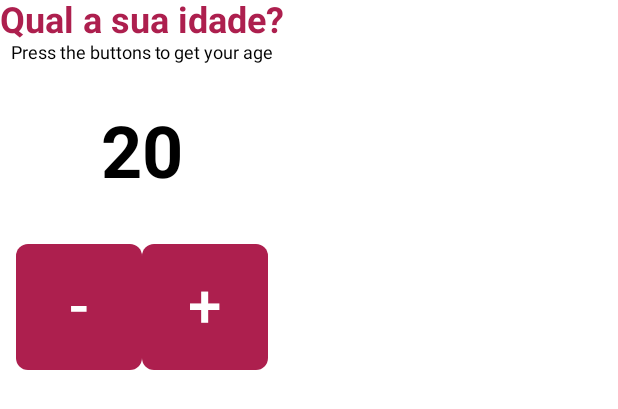
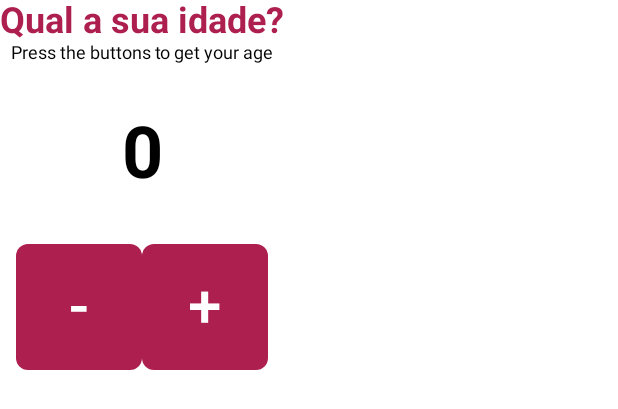
Before and after one commit to GabrielLibano/MyAge, an Android app built with Jetpack Compose: the @Preview function CounterScreen, on a phone screen of 412 x 824 dp. Shown: the top 409 px of the screen. Run offline under Robolectric (Android 15) with nearby library versions, the phone set to English and light mode, and no system bars.

Commit message:
Add: management states

```diff
--- a/app/src/main/java/br/com/gabriellibano/myage/MainActivity.kt
+++ b/app/src/main/java/br/com/gabriellibano/myage/MainActivity.kt
@@ -17,6 +17,8 @@ import androidx.compose.material3.MaterialTheme
 import androidx.compose.material3.Surface
 import androidx.compose.material3.Text
 import androidx.compose.runtime.Composable
+import androidx.compose.runtime.mutableStateOf
+import androidx.compose.runtime.remember
 import androidx.compose.ui.Alignment
 import androidx.compose.ui.Modifier
 import androidx.compose.ui.graphics.Color
@@ -43,6 +45,11 @@ class MainActivity : ComponentActivity() {
 @Composable
 @Preview(showSystemUi = true)
 fun CounterScreen() {
+
+    var age = remember {
+        mutableStateOf(0)
+    }
+
     Column(
         horizontalAlignment = Alignment.CenterHorizontally,
         verticalArrangement = Arrangement.Center
@@ -61,7 +68,7 @@ fun CounterScreen() {
         Spacer(modifier = Modifier.height(32.dp))
 
         Text(
-            text = "20",
+            text = "${age.value}",
             fontSize = 48.sp,
             fontWeight = FontWeight.Bold
         )
@@ -69,22 +76,24 @@ fun CounterScreen() {
         Spacer(modifier = Modifier.height(32.dp))
 
         Row() {
-            Button(onClick = {},
+            Button(
+                onClick = { age.value-- },
                 modifier = Modifier.size(84.dp),
                 shape = RoundedCornerShape(8.dp),
-                colors = ButtonDefaults.buttonColors(Color(0xFFAD1F4E)),
-                ) {
+                colors = ButtonDefaults.buttonColors(Color(0xFFAD1F4E))
+            ) {
 
                 Text(
                     text = "-",
                     fontSize = 40.sp
                 )
             }
-            Button(onClick = {},
+            Button(
+                onClick = { age.value++ },
                 modifier = Modifier.size(84.dp),
                 shape = RoundedCornerShape(8.dp),
-                colors = ButtonDefaults.buttonColors(Color(0xFFAD1F4E)),
-                ) {
+                colors = ButtonDefaults.buttonColors(Color(0xFFAD1F4E))
+            ) {
 
                 Text(
                     text = "+",
```
